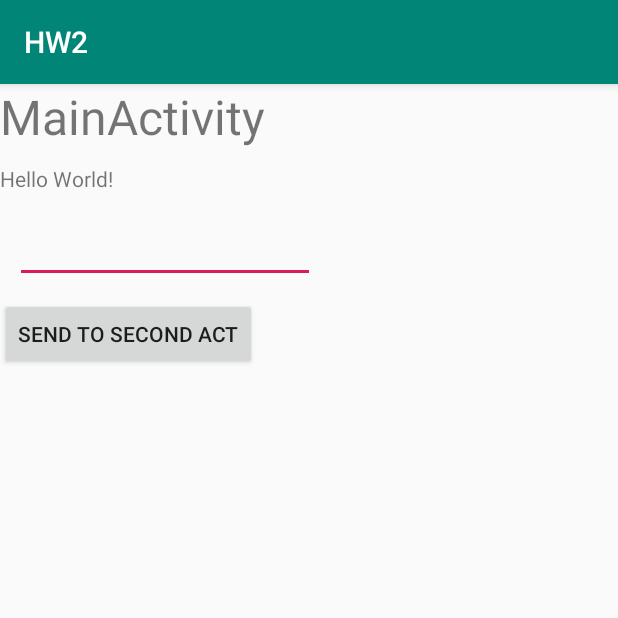
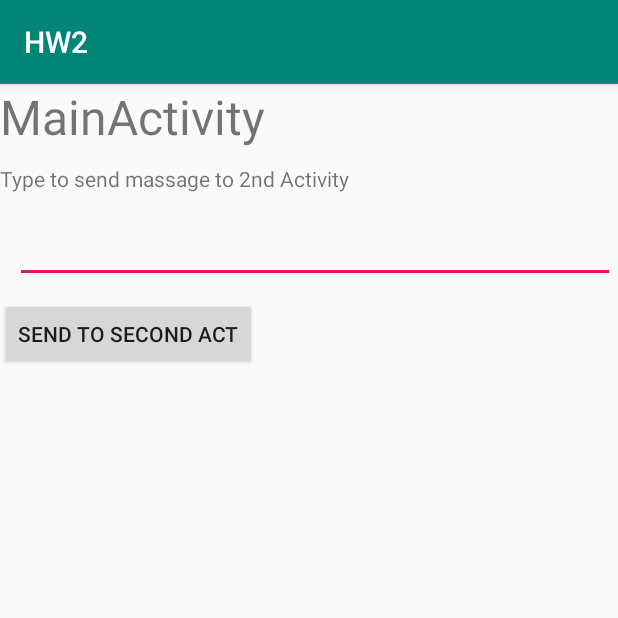
Before and after one commit to YunFSui/AD340, an Android app: the screen it shows after launch (MainActivity), on a phone screen of 412 x 824 dp, the top half of it. Run offline under Robolectric (Android 15) with nearby library versions, the phone set to English and light mode, and no system bars.

Commit message:
fixes some odds and ends

```diff
--- a/HW2/app/src/main/java/com/example/hw2/MainActivity.java
+++ b/HW2/app/src/main/java/com/example/hw2/MainActivity.java
@@ -3,10 +3,8 @@ package com.example.hw2;
 import android.support.v7.app.AppCompatActivity;
 import android.content.Intent;
 import android.os.Bundle;
-import android.util.Log;
 import android.view.View;
 import android.widget.EditText;
-import android.widget.TextView;
 
 public class MainActivity extends AppCompatActivity {
 
--- a/HW2/app/src/main/java/com/example/hw2/SecondActivity.java
+++ b/HW2/app/src/main/java/com/example/hw2/SecondActivity.java
@@ -2,11 +2,8 @@ package com.example.hw2;
 
 import android.support.v7.app.AppCompatActivity;
 import android.content.Intent;
-import android.net.Uri;
 import android.os.Bundle;
 import android.util.Log;
-import android.view.View;
-import android.widget.EditText;
 import android.widget.TextView;
 
 public class SecondActivity  extends AppCompatActivity  {
--- a/HW2/app/src/main/res/layout/activity_main.xml
+++ b/HW2/app/src/main/res/layout/activity_main.xml
@@ -18,11 +18,11 @@
         android:id="@+id/message"
         android:layout_width="wrap_content"
         android:layout_height="wrap_content"
-        android:text="Hello World!" />
+        android:text="Type to send massage to 2nd Activity" />
 
     <EditText
         android:id="@+id/message_box"
-        android:layout_width="200dp"
+        android:layout_width="400dp"
         android:layout_height="50dp"
         android:layout_margin="10dp"/>
 
```
